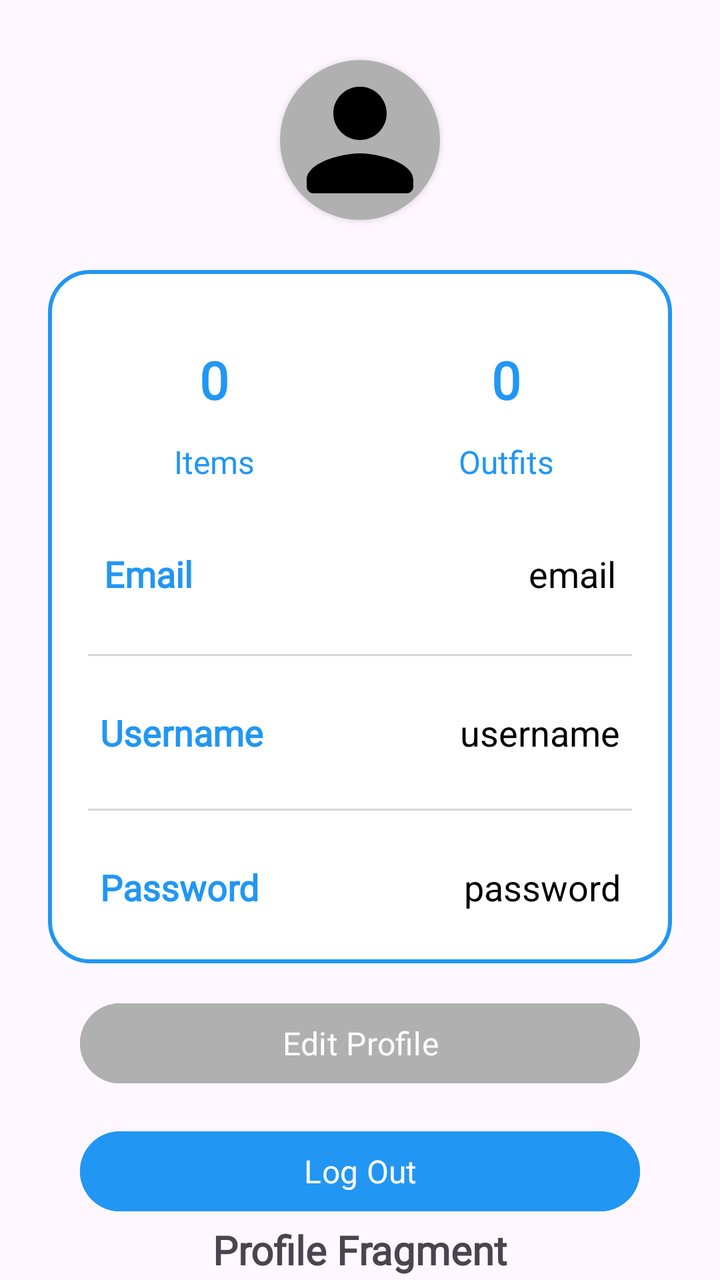
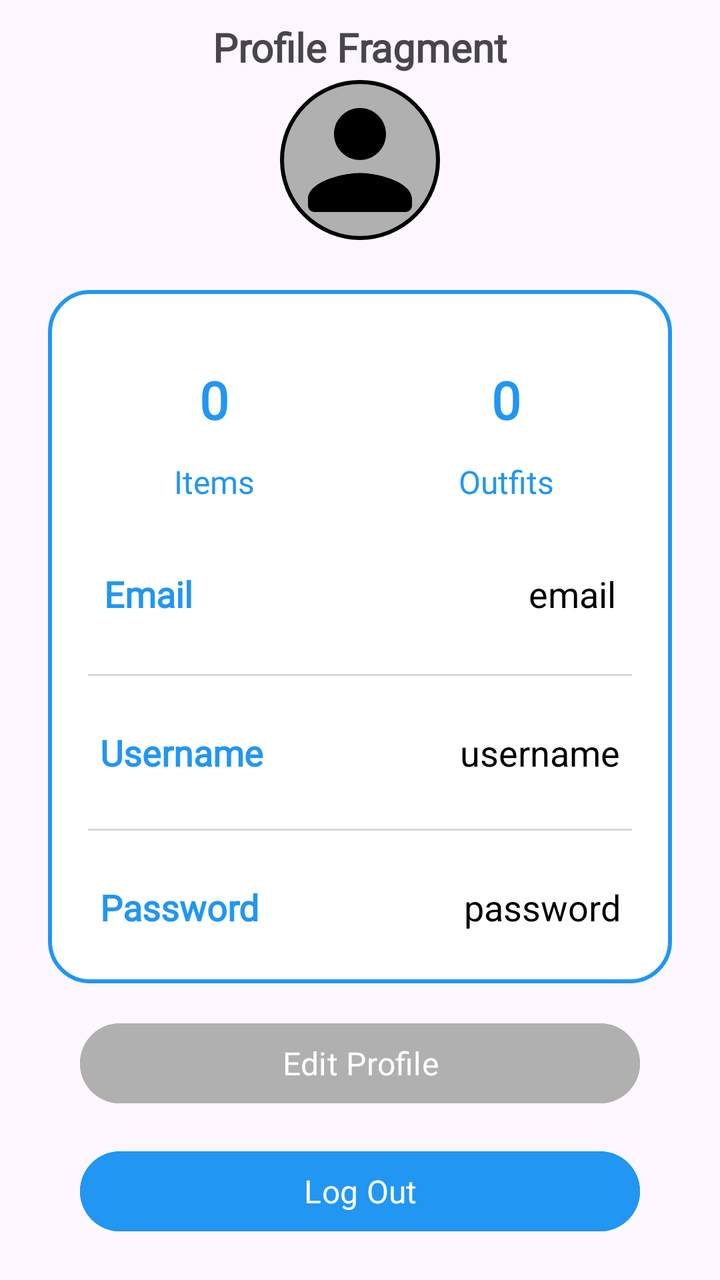

Screens rendered from an Android XML layout before and after an edit, with the pre-edit source and the edit as a unified diff.
<!-- AndroidManifest.xml: application theme Theme.StyleWIZ_vol2 -->
<!-- res/layout/fragment_profile.xml -->
<?xml version="1.0" encoding="utf-8"?>
<androidx.constraintlayout.widget.ConstraintLayout
    xmlns:android="http://schemas.android.com/apk/res/android"
    xmlns:tools="http://schemas.android.com/tools"
    android:layout_width="match_parent"
    android:layout_height="match_parent"
    xmlns:app="http://schemas.android.com/apk/res-auto"
    tools:context=".ProfileFragment">

    

    


    

    
    <androidx.cardview.widget.CardView
        android:layout_width="80dp"
        android:layout_height="80dp"
        app:cardCornerRadius="40dp"
        android:id="@+id/profileImg"
        android:layout_marginTop="30dp"
        app:layout_constraintEnd_toEndOf="parent"
        app:layout_constraintStart_toStartOf="parent"
        app:layout_constraintTop_toTopOf="parent">

        <ImageView
            android:layout_width="match_parent"
            android:layout_height="match_parent"
            android:src="@drawable/round_person_24"
            android:background="@color/gray"

            />
    </androidx.cardview.widget.CardView>


    <LinearLayout
        android:layout_width="match_parent"
        android:layout_height="wrap_content"
        android:id="@+id/linearLayout"
        android:orientation="vertical"
        android:padding="10dp"
        android:background="@drawable/white_background"
        android:layout_marginStart="24dp"
        android:layout_marginEnd="24dp"
        android:layout_marginTop="25dp"
        app:layout_constraintEnd_toEndOf="parent"
        app:layout_constraintStart_toStartOf="parent"
        app:layout_constraintTop_toBottomOf="@id/profileImg">

        <LinearLayout
            android:layout_width="match_parent"
            android:layout_height="wrap_content"
            android:orientation="horizontal">

            <LinearLayout
                android:layout_width="wrap_content"
                android:layout_height="wrap_content"
                android:layout_margin="10dp"
                android:layout_weight="1"
                android:elevation="5dp"
                android:padding="5dp"
                android:gravity="center"
                android:orientation="vertical">

                <TextView
                    android:layout_width="80dp"
                    android:layout_height="60dp"
                    android:id="@+id/itemsNumber"
                    android:text="0"
                    android:gravity="center"
                    android:textAlignment="center"
                    android:textColor="@color/blue"
                    android:textSize="26dp"
                    android:textStyle="bold"
                    android:fontFamily="@font/roboto"/>

                <TextView
                    android:layout_width="match_parent"
                    android:layout_height="wrap_content"
                    android:id="@+id/Items"
                    android:text="Items"
                    android:textAlignment="center"
                    android:textColor="@color/blue"
                    android:textSize="16dp"
                    android:fontFamily="@font/roboto"/>



            </LinearLayout>

            <LinearLayout
                android:layout_width="wrap_content"
                android:layout_height="wrap_content"
                android:layout_margin="10dp"
                android:layout_weight="1"
                android:elevation="5dp"
                android:padding="5dp"
                android:gravity="center"
                android:orientation="vertical">

                <TextView
                    android:layout_width="80dp"
                    android:layout_height="60dp"
                    android:id="@+id/outfitsNumber"
                    android:text="0"
                    android:gravity="center"
                    android:textAlignment="center"
                    android:textColor="@color/blue"
                    android:textSize="26dp"
                    android:textStyle="bold"
                    android:fontFamily="@font/roboto"/>

                <TextView
                    android:layout_width="match_parent"
                    android:layout_height="wrap_content"
                    android:id="@+id/Outfits"
                    android:text="Outfits"
                    android:textAlignment="center"
                    android:textColor="@color/blue"
                    android:textSize="16dp"
                    android:fontFamily="@font/roboto"/>



            </LinearLayout>

        </LinearLayout>

        <LinearLayout
            android:layout_width="match_parent"
            android:layout_height="match_parent"
            android:padding="8dp"
            android:layout_marginLeft="10dp"
            android:layout_marginRight="10dp"
            android:layout_marginBottom="10dp"
            android:layout_marginTop="10dp"
            android:orientation="horizontal">



            <TextView
                android:layout_width="wrap_content"
                android:layout_height="wrap_content"
                android:id="@+id/email"
                android:layout_weight="1"
                android:text="Email"
                android:textStyle="bold"
                android:textColor="@color/blue"
                android:textSize="18dp"
                android:fontFamily="@font/roboto"/>

            <TextView
                android:layout_width="wrap_content"
                android:layout_height="wrap_content"
                android:id="@+id/profileEmail"
                android:text="email"
                android:layout_weight="1"
                android:textAlignment="viewEnd"
                android:textColor="@color/black"
                android:textSize="18sp"/>


        </LinearLayout>

        <androidx.appcompat.widget.AppCompatImageView
            android:layout_width="match_parent"
            android:layout_height="1dp"
            android:layout_margin="10dp"
            android:alpha="0.5"
            android:background="@color/gray"/>

        <LinearLayout
            android:layout_width="match_parent"
            android:layout_height="match_parent"
            android:layout_margin="8dp"
            android:padding="8dp"
            android:orientation="horizontal">


            <TextView
                android:layout_width="wrap_content"
                android:layout_height="wrap_content"
                android:id="@+id/username"
                android:layout_weight="1"
                android:text="Username"
                android:textStyle="bold"
                android:textColor="@color/blue"
                android:textSize="18dp"
                android:fontFamily="@font/roboto"/>

            <TextView
                android:layout_width="wrap_content"
                android:layout_height="wrap_content"
                android:id="@+id/profileUsername"
                android:text="username"
                android:layout_weight="1"
                android:textAlignment="viewEnd"
                android:textColor="@color/black"
                android:textSize="18sp"/>


        </LinearLayout>

        <androidx.appcompat.widget.AppCompatImageView
            android:layout_width="match_parent"
            android:layout_height="1dp"
            android:layout_margin="10dp"
            android:alpha="0.5"
            android:background="@color/gray"/>

        <LinearLayout
            android:layout_width="match_parent"
            android:layout_height="match_parent"
            android:layout_margin="8dp"
            android:padding="8dp"
            android:orientation="horizontal">


            <TextView
                android:layout_width="wrap_content"
                android:layout_height="wrap_content"
                android:id="@+id/password"
                android:layout_weight="1"
                android:text="Password"
                android:textStyle="bold"
                android:textColor="@color/blue"
                android:textSize="18dp"
                android:fontFamily="@font/roboto"/>

            <TextView
                android:layout_width="wrap_content"
                android:layout_height="wrap_content"
                android:id="@+id/profilePassword"
                android:text="password"
                android:layout_weight="1"
                android:textAlignment="viewEnd"
                android:textColor="@color/black"
                android:textSize="18sp"/>


        </LinearLayout>




    </LinearLayout>



    <TextView
        android:id="@+id/fragment_name"
        android:layout_width="wrap_content"
        android:layout_height="wrap_content"
        android:fontFamily="@font/roboto"
        android:text="Profile Fragment"
        android:textSize="20sp"
        android:textStyle="bold"
        app:layout_constraintBottom_toBottomOf="parent"
        app:layout_constraintEnd_toEndOf="@id/linearLayout"
        app:layout_constraintStart_toStartOf="@id/linearLayout"
        app:layout_constraintTop_toBottomOf="@id/logout_button" />



    
    <Button
        android:id="@+id/editProfile_button"
        android:layout_width="0dp"
        android:layout_height="48dp"
        android:layout_margin="16dp"
        android:fontFamily="@font/roboto"
        android:backgroundTint="@color/gray"
        android:text="Edit Profile"
        android:textColor="#FFFFFF"
        android:textSize="16sp"
        app:layout_constraintEnd_toEndOf="@id/linearLayout"
        app:layout_constraintStart_toStartOf="@id/linearLayout"
        app:layout_constraintTop_toBottomOf="@id/linearLayout" />

    
    <Button
        android:id="@+id/logout_button"
        android:layout_width="0dp"
        android:layout_height="48dp"
        android:layout_margin="16dp"
        android:backgroundTint="@color/blue"
        android:fontFamily="@font/roboto"
        android:text="Log Out"
        android:textColor="#FFFFFF"
        android:textSize="16sp"
        app:layout_constraintTop_toBottomOf="@id/editProfile_button"
        app:layout_constraintStart_toStartOf="@id/linearLayout"
        app:layout_constraintEnd_toEndOf="@id/linearLayout"/>

</androidx.constraintlayout.widget.ConstraintLayout>
<!-- resources referenced by this layout -->
<resources>
  <color name="black">#FF000000</color>
  <color name="blue">#2196F3</color>
  <color name="gray">#B0B0B0</color>
  <!-- drawable round_person_24 (drawable) -->
  <vector android:height="24dp" android:tint="#000000"
      android:viewportHeight="24" android:viewportWidth="24"
      android:width="24dp" xmlns:android="http://schemas.android.com/apk/res/android">
      <path android:fillColor="@android:color/white" android:pathData="M12,12c2.21,0 4,-1.79 4,-4s-1.79,-4 -4,-4 -4,1.79 -4,4 1.79,4 4,4zM12,14c-2.67,0 -8,1.34 -8,4v1c0,0.55 0.45,1 1,1h14c0.55,0 1,-0.45 1,-1v-1c0,-2.66 -5.33,-4 -8,-4z"/>
  </vector>
  <!-- drawable white_background (drawable) -->
  <?xml version="1.0" encoding="utf-8"?>
  <selector xmlns:android="http://schemas.android.com/apk/res/android">
      <item>
  
          <shape
              android:shape="rectangle">
  
              <solid
                  android:color="@color/white"/>
  
              <corners
                  android:radius="20sp"/>
  
              <stroke
                  android:width="2dp"
                  android:color="@color/blue"/>
  
          </shape>
  
      </item>
  
  </selector>
  <style name="Theme.StyleWIZ_vol2" parent="Base.Theme.StyleWIZ_vol2" />
  <color name="white">#FFFFFFFF</color>
  <style name="Base.Theme.StyleWIZ_vol2" parent="Theme.Material3.DayNight.NoActionBar">
          
          
      </style>
</resources>

<!-- the commit's change to res/layout/fragment_profile.xml (unified diff, before → after) -->
@@ -14,25 +14,23 @@
 
     
 
-    
-    <androidx.cardview.widget.CardView
+
+
+    <com.google.android.material.imageview.ShapeableImageView
         android:layout_width="80dp"
         android:layout_height="80dp"
+        android:id="@id/profileImg"
+        android:background="@color/gray"
+        android:src="@drawable/round_person_24"
         app:cardCornerRadius="40dp"
-        android:id="@+id/profileImg"
-        android:layout_marginTop="30dp"
+        android:padding="1dp"
+        app:strokeColor="@color/black"
+        app:strokeWidth="2dp"
+        app:shapeAppearanceOverlay="@style/circular"
+        android:layout_marginTop="40dp"
+        app:layout_constraintStart_toStartOf="parent"
         app:layout_constraintEnd_toEndOf="parent"
-        app:layout_constraintStart_toStartOf="parent"
-        app:layout_constraintTop_toTopOf="parent">
-
-        <ImageView
-            android:layout_width="match_parent"
-            android:layout_height="match_parent"
-            android:src="@drawable/round_person_24"
-            android:background="@color/gray"
-
-            />
-    </androidx.cardview.widget.CardView>
+        app:layout_constraintTop_toTopOf="parent"/>
 
 
     <LinearLayout
@@ -255,12 +253,12 @@
         android:layout_height="wrap_content"
         android:fontFamily="@font/roboto"
         android:text="Profile Fragment"
+        android:layout_marginTop="10dp"
         android:textSize="20sp"
         android:textStyle="bold"
-        app:layout_constraintBottom_toBottomOf="parent"
-        app:layout_constraintEnd_toEndOf="@id/linearLayout"
-        app:layout_constraintStart_toStartOf="@id/linearLayout"
-        app:layout_constraintTop_toBottomOf="@id/logout_button" />
+        app:layout_constraintEnd_toEndOf="parent"
+        app:layout_constraintStart_toStartOf="parent"
+        app:layout_constraintTop_toTopOf="parent" />
 
 
 
<!-- resource entries referenced after the edit -->
@@ -32,6 +32,9 @@
       </item>
   
   </selector>
+  <style name="circular">
+          <item name="cornerSize">50%</item>
+      </style>
   <style name="Theme.StyleWIZ_vol2" parent="Base.Theme.StyleWIZ_vol2" />
   <color name="white">#FFFFFFFF</color>
   <style name="Base.Theme.StyleWIZ_vol2" parent="Theme.Material3.DayNight.NoActionBar">
